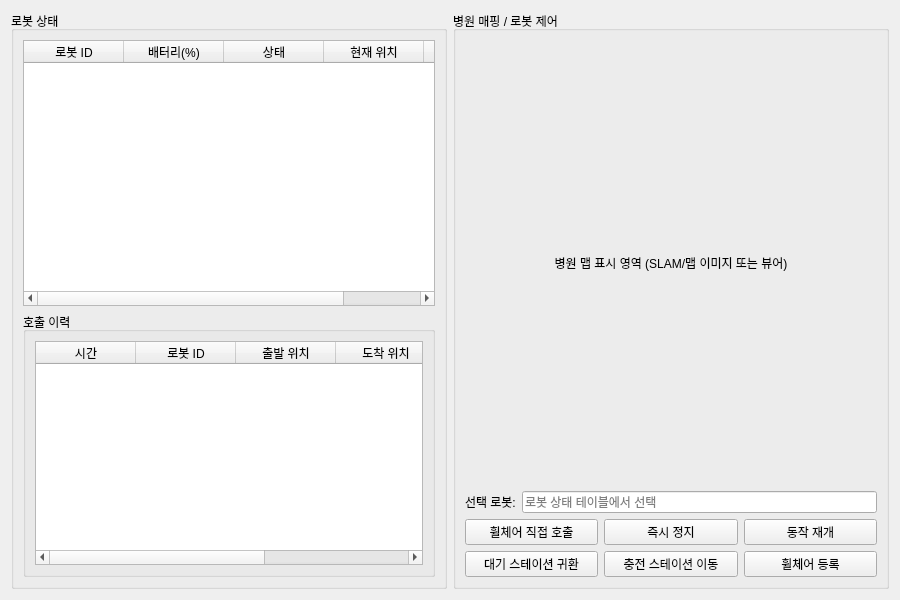
Before: the Qt Designer form Hospital_Terminal/wheelchair_admin.ui in Heo157/Project-Hospital-Autonomous-Wheelchair, drawn with Qt 5.
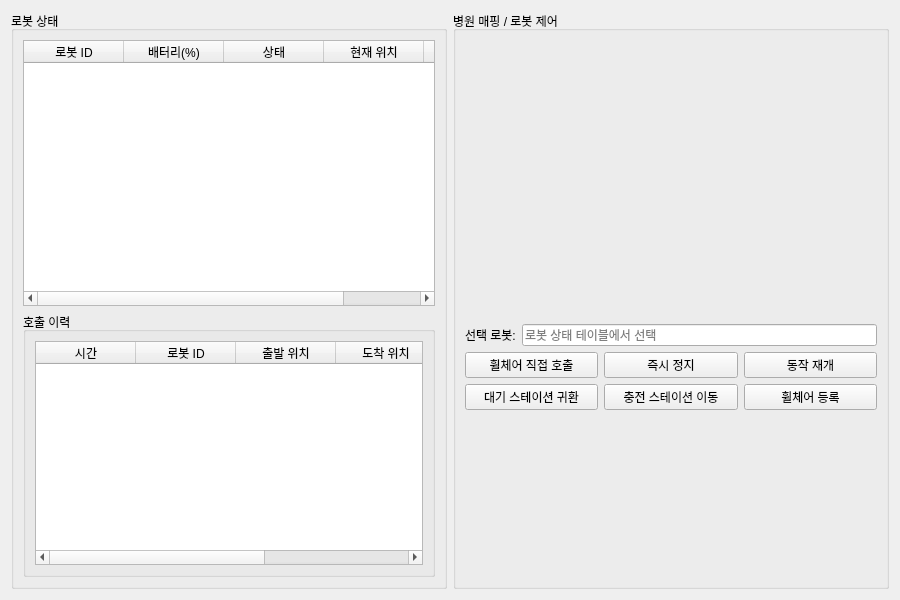
After: the same form once the commit is applied. Icons and pictures are not drawn.

```diff
--- a/Hospital_Terminal/wheelchair_admin.ui
+++ b/Hospital_Terminal/wheelchair_admin.ui
@@ -106,14 +106,32 @@
      </item>
      <item>
       <widget class="QGroupBox" name="gbMap">
+       <property name="sizePolicy">
+        <sizepolicy hsizetype="Ignored" vsizetype="Preferred">
+         <horstretch>0</horstretch>
+         <verstretch>0</verstretch>
+        </sizepolicy>
+       </property>
        <property name="title">
         <string>병원 매핑 / 로봇 제어</string>
        </property>
-       <layout class="QVBoxLayout" name="vlMap">
+       <layout class="QVBoxLayout" name="vlMap" stretch="5,1,3,3">
         <item>
          <widget class="QLabel" name="lbMapPlaceholder">
+          <property name="sizePolicy">
+           <sizepolicy hsizetype="Ignored" vsizetype="Preferred">
+            <horstretch>0</horstretch>
+            <verstretch>0</verstretch>
+           </sizepolicy>
+          </property>
           <property name="text">
-           <string>병원 맵 표시 영역 (SLAM/맵 이미지 또는 뷰어)</string>
+           <string/>
+          </property>
+          <property name="pixmap">
+           <pixmap>../SLAM_MAP/ImageToStl.com_map_Hospital.jpg</pixmap>
+          </property>
+          <property name="scaledContents">
+           <bool>true</bool>
           </property>
           <property name="alignment">
            <set>Qt::AlignmentFlag::AlignCenter</set>
@@ -190,6 +208,19 @@
           </item>
          </layout>
         </item>
+        <item>
+         <spacer name="verticalSpacer">
+          <property name="orientation">
+           <enum>Qt::Vertical</enum>
+          </property>
+          <property name="sizeHint" stdset="0">
+           <size>
+            <width>20</width>
+            <height>40</height>
+           </size>
+          </property>
+         </spacer>
+        </item>
        </layout>
       </widget>
      </item>
```
Left out of the diff: 2 changed lines with no effect on the pictures.
